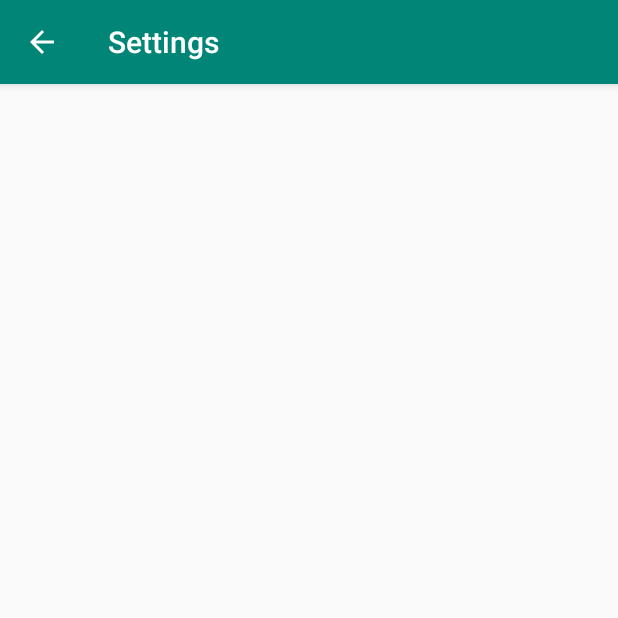
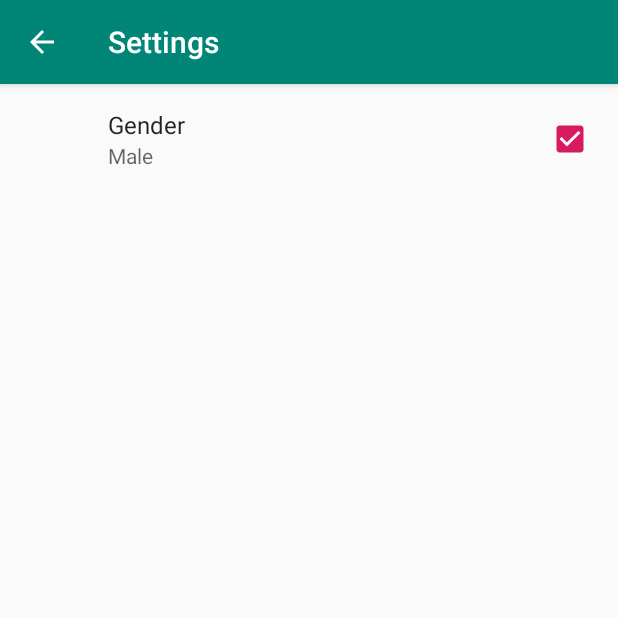
Before and after one commit to Apurba000Biswas/SharedPreferences, an Android app: the SettingsActivity screen opened directly, with no data from a screen before it, on a phone screen of 412 x 824 dp, the top half of it. Run offline under Robolectric (Android 15) with nearby library versions, the phone set to English and light mode, and no system bars; our stand-ins replace androidx.preference.

Commit message:
Added SettingsFragment

```diff
--- a/app/build.gradle
+++ b/app/build.gradle
@@ -25,4 +25,6 @@ dependencies {
     testImplementation 'junit:junit:4.12'
     androidTestImplementation 'androidx.test:runner:1.1.1'
     androidTestImplementation 'androidx.test.espresso:espresso-core:3.1.1'
+
+    implementation 'androidx.preference:preference:1.1.0-alpha05'
 }
--- /dev/null
+++ b/app/src/main/java/com/apurba/sharedpreferences/SettingsFragment.java
@@ -0,0 +1,12 @@
+package com.apurba.sharedpreferences;
+
+import android.os.Bundle;
+
+import androidx.preference.PreferenceFragmentCompat;
+
+public class SettingsFragment extends PreferenceFragmentCompat {
+    @Override
+    public void onCreatePreferences(Bundle savedInstanceState, String rootKey) {
+        addPreferencesFromResource(R.xml.pref_app);
+    }
+}
--- a/app/src/main/res/layout/activity_settings_acitivity.xml
+++ b/app/src/main/res/layout/activity_settings_acitivity.xml
@@ -1,9 +1,6 @@
 <?xml version="1.0" encoding="utf-8"?>
-<androidx.constraintlayout.widget.ConstraintLayout xmlns:android="http://schemas.android.com/apk/res/android"
-    xmlns:app="http://schemas.android.com/apk/res-auto"
-    xmlns:tools="http://schemas.android.com/tools"
+<fragment xmlns:android="http://schemas.android.com/apk/res/android"
+    android:id="@+id/fragment_settings"
+    android:name="com.apurba.sharedpreferences.SettingsFragment"
     android:layout_width="match_parent"
-    android:layout_height="match_parent"
-    tools:context=".SettingsActivity">
-
-</androidx.constraintlayout.widget.ConstraintLayout>
+    android:layout_height="match_parent" />
--- a/app/src/main/res/values/styles.xml
+++ b/app/src/main/res/values/styles.xml
@@ -6,6 +6,8 @@
         <item name="colorPrimary">@color/colorPrimary</item>
         <item name="colorPrimaryDark">@color/colorPrimaryDark</item>
         <item name="colorAccent">@color/colorAccent</item>
+
+        <item name="preferenceTheme">@style/PreferenceThemeOverlay</item>
     </style>
 
 </resources>
--- /dev/null
+++ b/app/src/main/res/xml/pref_app.xml
@@ -0,0 +1,9 @@
+<?xml version="1.0" encoding="utf-8"?>
+<PreferenceScreen xmlns:android="http://schemas.android.com/apk/res/android">
+    <CheckBoxPreference
+        android:defaultValue="true"
+        android:key="gender"
+        android:summaryOff="Female"
+        android:summaryOn="Male"
+        android:title="Gender"/>
+</PreferenceScreen>
```
